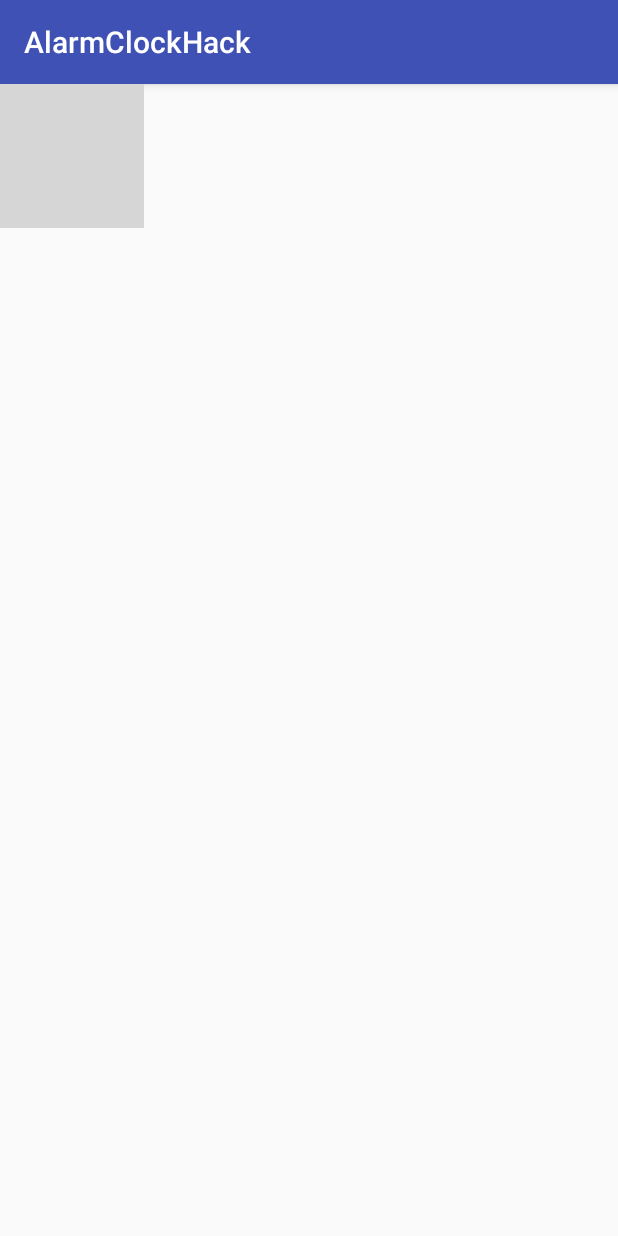
After one commit to dartmouth-cs98/hack-a-thing-2-byebye-universe, an Android app: the PictureActivity screen opened directly, with no data from a screen before it, on a phone screen of 412 x 824 dp. The commit adds this screen. Run offline under Robolectric (Android 15) with nearby library versions, the phone set to English and light mode, and no system bars; grey boxes are pictures that could not be loaded.

Commit message:
Picture shows when turning alarm off. Still need to change so that pic will not show if alarm is set but has not gone off yet.

```diff
--- /dev/null
+++ b/AndroidStudioProjects/AlarmClockHack/app/src/main/java/com/example/alarmclockhack/PictureActivity.java
@@ -0,0 +1,13 @@
+package com.example.alarmclockhack;
+
+import android.support.v7.app.AppCompatActivity;
+import android.os.Bundle;
+
+public class PictureActivity extends AppCompatActivity {
+
+    @Override
+    protected void onCreate(Bundle savedInstanceState) {
+        super.onCreate(savedInstanceState);
+        setContentView(R.layout.activity_picture);
+    }
+}
--- a/AndroidStudioProjects/AlarmClockHack/app/src/main/java/com/example/alarmclockhack/RingtonePlayingService.java
+++ b/AndroidStudioProjects/AlarmClockHack/app/src/main/java/com/example/alarmclockhack/RingtonePlayingService.java
@@ -81,7 +81,7 @@
 
         }
 
-
+        // if service stops, it won't automatically restart
         return START_NOT_STICKY;
     }
 
--- a/AndroidStudioProjects/AlarmClockHack/app/src/main/res/layout/activity_main.xml
+++ b/AndroidStudioProjects/AlarmClockHack/app/src/main/res/layout/activity_main.xml
@@ -47,4 +47,5 @@
         android:layout_marginTop="118dp"
         app:layout_constraintTop_toBottomOf="@+id/timePicker"
         app:layout_constraintHorizontal_bias="0.498" />
+
 </android.support.constraint.ConstraintLayout>
--- /dev/null
+++ b/AndroidStudioProjects/AlarmClockHack/app/src/main/res/layout/activity_picture.xml
@@ -0,0 +1,25 @@
+<?xml version="1.0" encoding="utf-8"?>
+<android.support.constraint.ConstraintLayout xmlns:android="http://schemas.android.com/apk/res/android"
+    xmlns:app="http://schemas.android.com/apk/res-auto"
+    xmlns:tools="http://schemas.android.com/tools"
+    android:layout_width="match_parent"
+    android:layout_height="match_parent"
+    tools:context="com.example.alarmclockhack.PictureActivity">
+
+    <ImageView
+        android:id="@+id/imageView"
+        android:layout_width="wrap_content"
+        android:layout_height="wrap_content"
+        app:srcCompat="@drawable/corgi"
+        tools:layout_editor_absoluteX="0dp"
+        tools:layout_editor_absoluteY="0dp" />
+
+    <TextView
+        android:id="@+id/textView"
+        android:layout_width="wrap_content"
+        android:layout_height="wrap_content"
+        android:text="TextView"
+        android:textAppearance="@style/TextAppearance.AppCompat.Caption"
+        tools:layout_editor_absoluteX="167dp"
+        tools:layout_editor_absoluteY="459dp" />
+</android.support.constraint.ConstraintLayout>
```
Also changed, not shown: AndroidStudioProjects/AlarmClockHack/app/src/main/AndroidManifest.xml (+5 -2 lines), AndroidStudioProjects/AlarmClockHack/app/src/main/java/com/example/alarmclockhack/MainActivity.java (+29 -3 lines).
